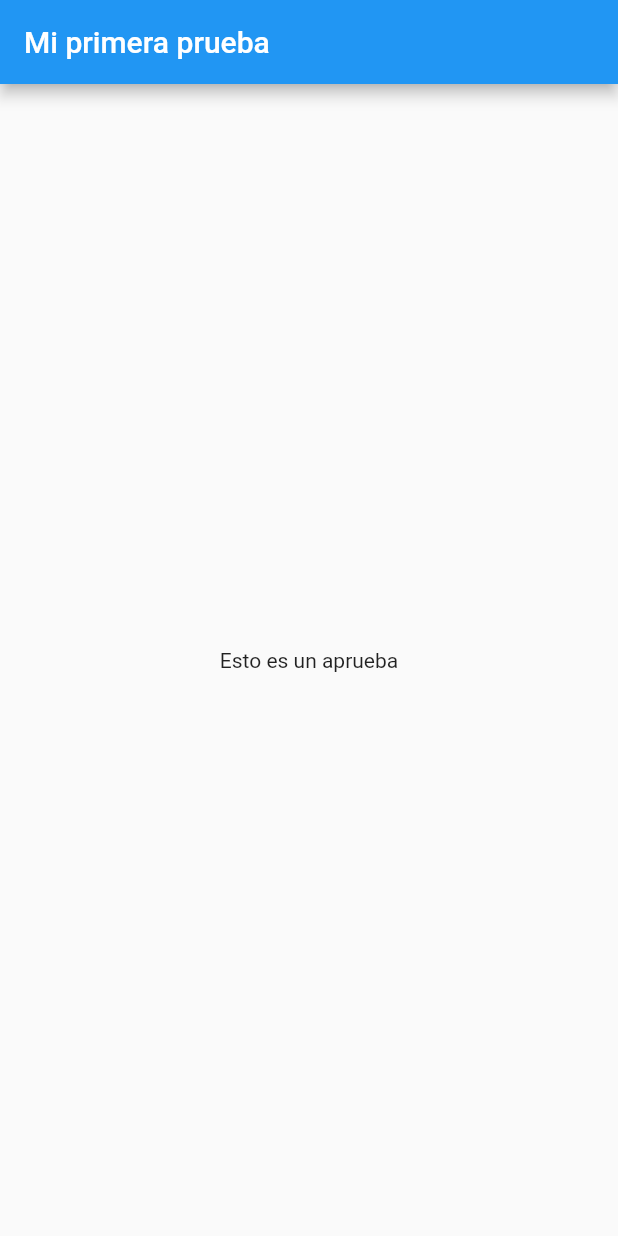
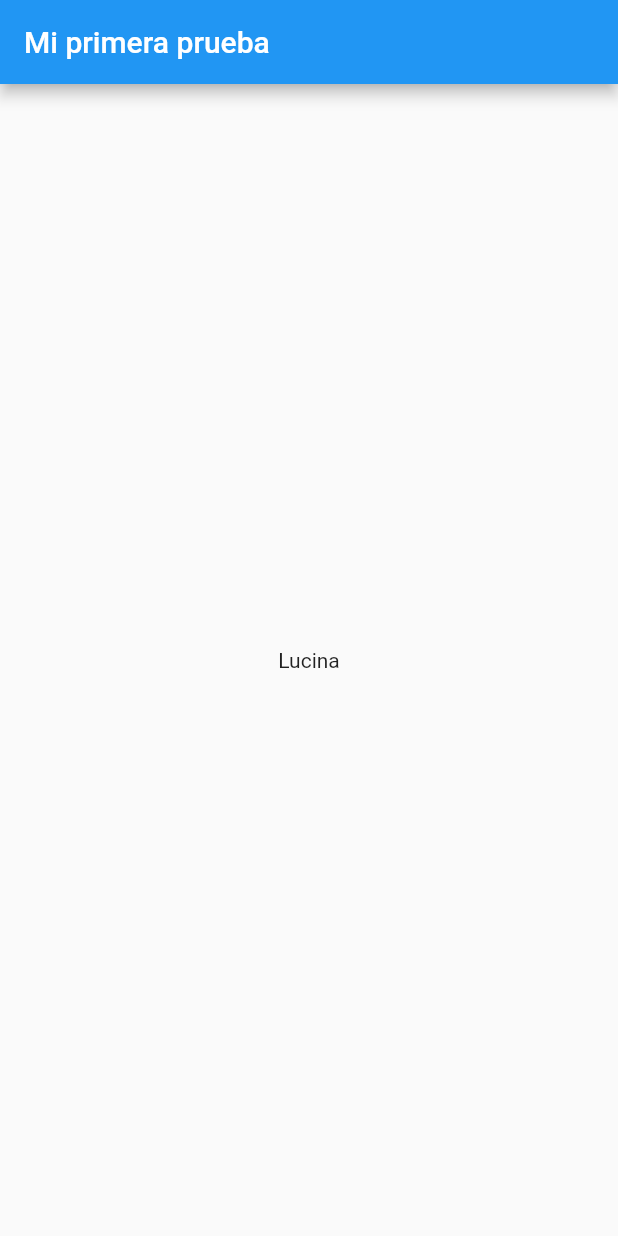
Before and after one commit to CastleMart/personajes_api_fe_Moviles, a Flutter app: the screen it shows after launch, on a phone screen of 412 x 824 dp. Run offline on Flutter 3.47's test engine with Material 2 defaults, Android fonts, the phone set to English and light mode, and no system bars.

Commit message:
:heavy_plus_sign: HTTP

```diff
--- a/lib/main.dart
+++ b/lib/main.dart
@@ -56,6 +56,7 @@ class MyHomePage extends StatefulWidget {
 class _MyHomePageState extends State<MyHomePage> {
   @override
   Widget build(BuildContext context) {
+    Personaje per = Personaje("1", "Lucina", "12", "13");
     // This method is rerun every time setState is called, for instance as done
     // by the _incrementCounter method above.
     //
@@ -69,7 +70,7 @@ class _MyHomePageState extends State<MyHomePage> {
         title: Text(widget.title),
       ),
       body: Center(
-        child: Text("Esto es un aprueba"),
+        child: Text(per.nombre),
       ),
       // This trailing comma makes auto-formatting nicer for build methods.
     );
--- a/lib/models/personaje.dart
+++ b/lib/models/personaje.dart
@@ -1,5 +1,5 @@
 class Personaje {
-  int id;
+  String id;
   String nombre;
   String fuerza;
   String defenza;
--- a/pubspec.yaml
+++ b/pubspec.yaml
@@ -30,11 +30,8 @@ environment:
 dependencies:
   flutter:
     sdk: flutter
-
-
-  # The following adds the Cupertino Icons font to your application.
-  # Use with the CupertinoIcons class for iOS style icons.
   cupertino_icons: ^1.0.2
+  http: ^1.0.0
 
 dev_dependencies:
   flutter_test:
```
